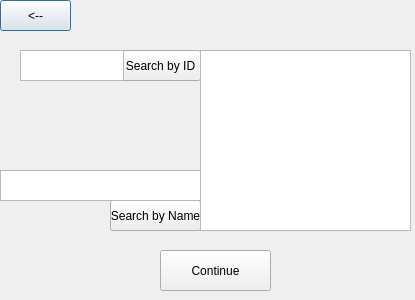
hanspistorstetson/ProjectRevamp, file gui/user_search.ui: the form before one commit.
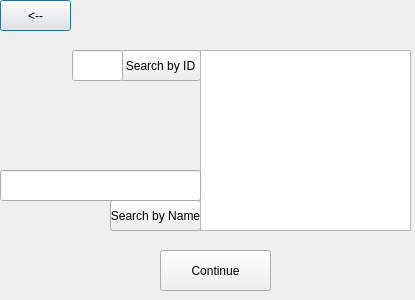
The form after the commit.

Commit message: Users update Back Button

Patch:
```diff
--- a/gui/user_search.ui
+++ b/gui/user_search.ui
@@ -62,26 +62,6 @@
     </rect>
    </property>
   </widget>
-  <widget class="QTextEdit" name="textEdit">
-   <property name="geometry">
-    <rect>
-     <x>0</x>
-     <y>170</y>
-     <width>201</width>
-     <height>31</height>
-    </rect>
-   </property>
-  </widget>
-  <widget class="QTextEdit" name="textEdit_2">
-   <property name="geometry">
-    <rect>
-     <x>20</x>
-     <y>50</y>
-     <width>104</width>
-     <height>31</height>
-    </rect>
-   </property>
-  </widget>
   <widget class="QPushButton" name="pushButton_4">
    <property name="geometry">
     <rect>
@@ -95,6 +75,26 @@
     <string>Continue</string>
    </property>
   </widget>
+  <widget class="QLineEdit" name="idSearch">
+   <property name="geometry">
+    <rect>
+     <x>72</x>
+     <y>50</y>
+     <width>51</width>
+     <height>31</height>
+    </rect>
+   </property>
+  </widget>
+  <widget class="QLineEdit" name="nameSearch">
+   <property name="geometry">
+    <rect>
+     <x>0</x>
+     <y>170</y>
+     <width>201</width>
+     <height>31</height>
+    </rect>
+   </property>
+  </widget>
  </widget>
  <resources/>
  <connections/>
```
The commit also changes 4 other files.
